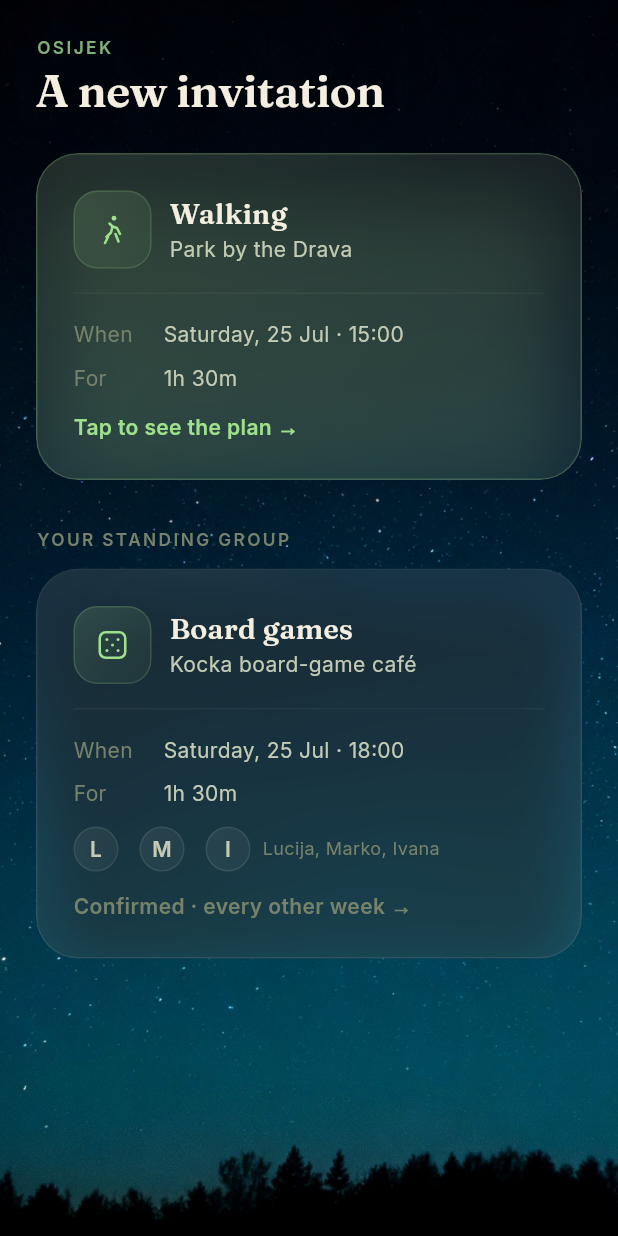
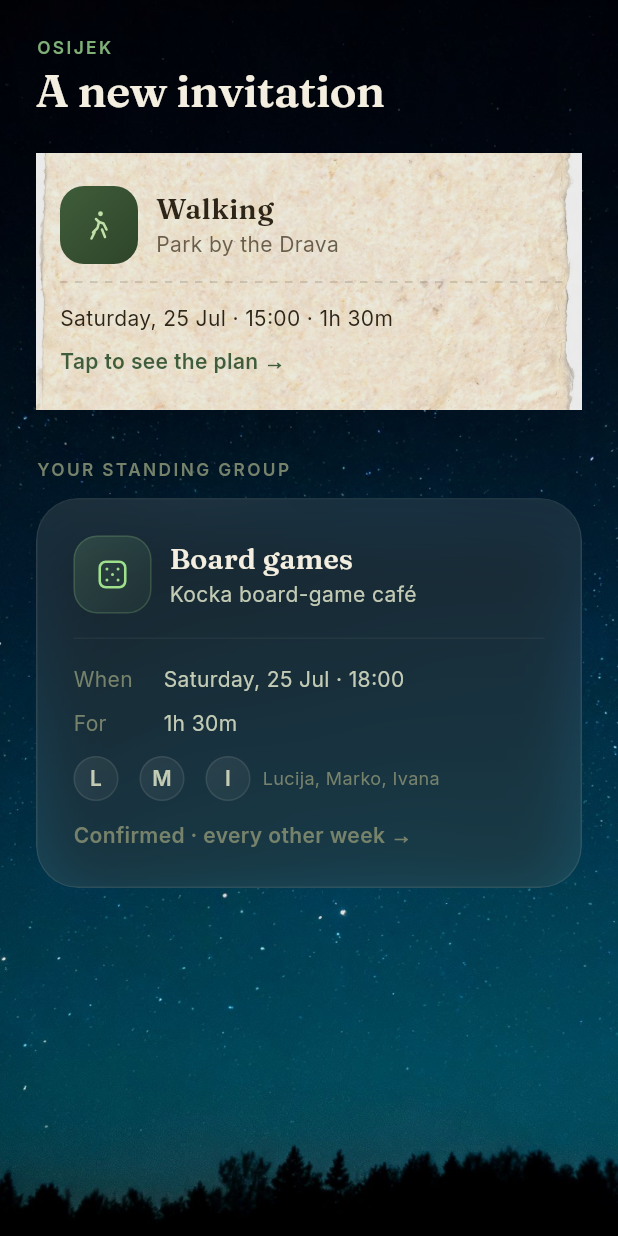
Before and after one commit to KristijanPruzinac/ekipa, a Flutter app: the HomeScreen screen opened by its route, on a phone screen of 412 x 824 dp. Run offline on Flutter 3.47's test engine with Material 3 defaults, Android fonts, the phone set to English and light mode, and no system bars; our stand-ins replace go_router, google_fonts, supabase_flutter; accounts and stored records are empty.

Commit message:
Home: fresh invites as paper tickets, and show all of them
Home previously rendered only the first fresh invitation as a dark-glass card.
Render every fresh invite as a compact paper ticket (same tactile stock as the
detail screen, staggered in) so a night with two openings shows both, and the
world-shift from cool sky to warm paper starts on Home. The standing group
stays dark glass -- paper is reserved for genuinely new invitations.

Co-Authored-By: Claude Opus 4.8 <noreply@anthropic.com>

```diff
--- a/lib/screens/home_screen.dart
+++ b/lib/screens/home_screen.dart
@@ -13,6 +13,7 @@ import '../widgets/app_text.dart';
 import '../widgets/appear.dart';
 import '../widgets/pressable_scale.dart';
 import '../widgets/screen.dart';
+import '../widgets/ticket_card.dart';
 
 class HomeScreen extends StatefulWidget {
   const HomeScreen({super.key, required this.onOpenMeetup});
@@ -70,14 +71,16 @@ class _HomeScreenState extends State<HomeScreen> {
                   ),
                 )
               else
-                Appear(
-                  delay: const Duration(milliseconds: 80),
-                  child: _InviteCard(
-                    meetup: fresh.first,
-                    hero: true,
-                    onTap: () => widget.onOpenMeetup(fresh.first),
+                for (var i = 0; i < fresh.length; i++) ...[
+                  if (i > 0) const SizedBox(height: EkipaSpace.lg),
+                  Appear(
+                    delay: Duration(milliseconds: 80 + i * 90),
+                    child: _PaperInviteCard(
+                      meetup: fresh[i],
+                      onTap: () => widget.onOpenMeetup(fresh[i]),
+                    ),
                   ),
-                ),
+                ],
               if (standing.isNotEmpty) ...[
                 const SizedBox(height: EkipaSpace.xxl),
                 Appear(
@@ -101,11 +104,10 @@ class _HomeScreenState extends State<HomeScreen> {
 }
 
 class _InviteCard extends StatelessWidget {
-  const _InviteCard({required this.meetup, required this.onTap, this.hero = false});
+  const _InviteCard({required this.meetup, required this.onTap});
 
   final Meetup meetup;
   final VoidCallback onTap;
-  final bool hero;
 
   @override
   Widget build(BuildContext context) {
@@ -115,7 +117,6 @@ class _InviteCard extends StatelessWidget {
     return PressableScale(
       onTap: onTap,
       child: AppCard(
-        emphasis: hero,
         child: Column(
           crossAxisAlignment: CrossAxisAlignment.start,
           children: [
@@ -185,8 +186,82 @@ class _InviteCard extends StatelessWidget {
             AppText(
               meetup.status == GroupStatus.confirmed ? 'Confirmed · every other week →' : 'Tap to see the plan →',
               variant: EkipaTextVariant.calloutStrong,
-              tone: hero ? EkipaTone.mossGlow : EkipaTone.faint,
+              tone: EkipaTone.faint,
             ),
+          ],
+        ),
+      ),
+    );
+  }
+}
+
+/// A fresh invitation on Home, rendered as a compact paper ticket — the same
+/// tactile "handed to you" stock as the detail screen, so tapping through feels
+/// like turning the ticket over rather than jumping worlds. The standing group
+/// stays dark glass; only genuinely new invitations get the paper.
+class _PaperInviteCard extends StatelessWidget {
+  const _PaperInviteCard({required this.meetup, required this.onTap});
+
+  final Meetup meetup;
+  final VoidCallback onTap;
+
+  @override
+  Widget build(BuildContext context) {
+    return PressableScale(
+      onTap: onTap,
+      child: TicketCard(
+        padding: const EdgeInsets.all(EkipaSpace.lg),
+        child: Column(
+          crossAxisAlignment: CrossAxisAlignment.start,
+          children: [
+            Row(
+              children: [
+                Hero(
+                  tag: 'activity-${meetup.id}',
+                  child: Container(
+                    width: 52,
+                    height: 52,
+                    alignment: Alignment.center,
+                    decoration: BoxDecoration(
+                      gradient: const LinearGradient(
+                        begin: Alignment.topLeft,
+                        end: Alignment.bottomRight,
+                        colors: [Color(0xFF3F5D3A), Color(0xFF2E4429)],
+                      ),
+                      borderRadius: BorderRadius.circular(EkipaRadius.md),
+                    ),
+                    child: ActivityIcon(meetup.activitySlug,
+                        size: 24, color: const Color(0xFFBFE0A8)),
+                  ),
+                ),
+                const SizedBox(width: EkipaSpace.md),
+                Expanded(
+                  child: Column(
+                    crossAxisAlignment: CrossAxisAlignment.start,
+                    children: [
+                      AppText(meetup.activityLabel,
+                          variant: EkipaTextVariant.heading,
+                          tone: EkipaTone.paperInk),
+                      AppText(meetup.venueName,
+                          variant: EkipaTextVariant.callout,
+                          tone: EkipaTone.paperSoft),
+                    ],
+                  ),
+                ),
+              ],
+            ),
+            const SizedBox(height: EkipaSpace.md),
+            const TicketPerforation(),
+            const SizedBox(height: EkipaSpace.md),
+            AppText(
+              '${formatWhen(meetup.startsAt)} · ${formatDuration(meetup.durationMin)}',
+              variant: EkipaTextVariant.callout,
+              tone: EkipaTone.paperInk,
+            ),
+            const SizedBox(height: EkipaSpace.sm),
+            const AppText('Tap to see the plan →',
+                variant: EkipaTextVariant.calloutStrong,
+                tone: EkipaTone.paperMoss),
           ],
         ),
       ),
```
